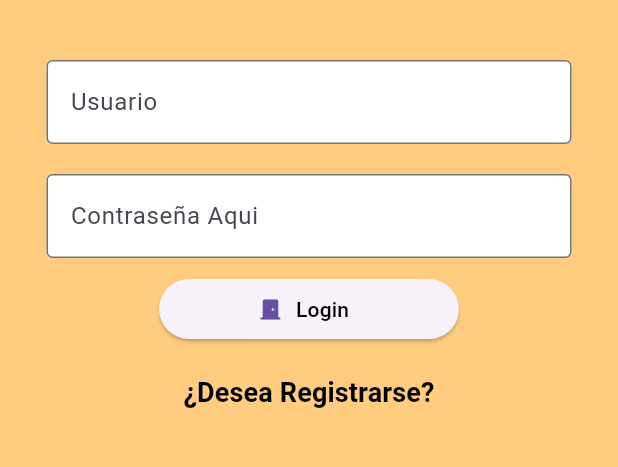
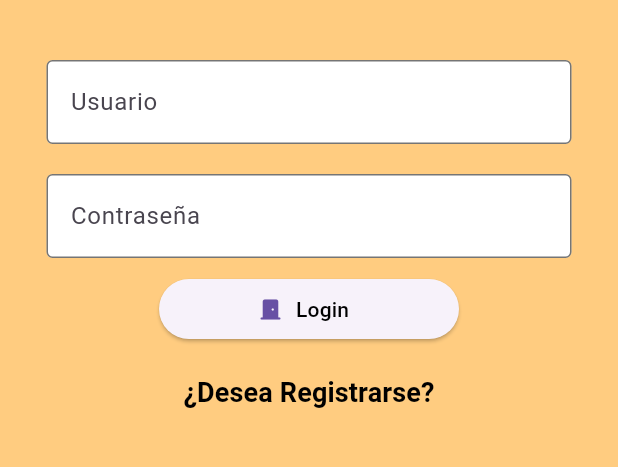
Before and after one commit to HaroldArguelloNic/mynapopizza, a Flutter app: the screen it shows after launch, on a phone screen of 412 x 824 dp, the part 375-842 px from its top. Run offline on Flutter 3.47's test engine with Material 3 defaults, Android fonts, the phone set to English and light mode, and no system bars; our stand-ins replace google_fonts; missing offline and left inert: mysql_client.

Commit message:
Cambio en barra de contaseña

```diff
--- a/lib/page/login_page.dart
+++ b/lib/page/login_page.dart
@@ -86,7 +86,7 @@ class _LoginPageState extends State<LoginPage> {
                     controller: _contraseniaController,
                     obscureText: true,
                     decoration: const InputDecoration(
-                      labelText: 'Contraseña Aqui',
+                      labelText: 'Contraseña',
                       enabledBorder: OutlineInputBorder(
                         borderSide: BorderSide(color: Colors.black54),
                       ),
```
